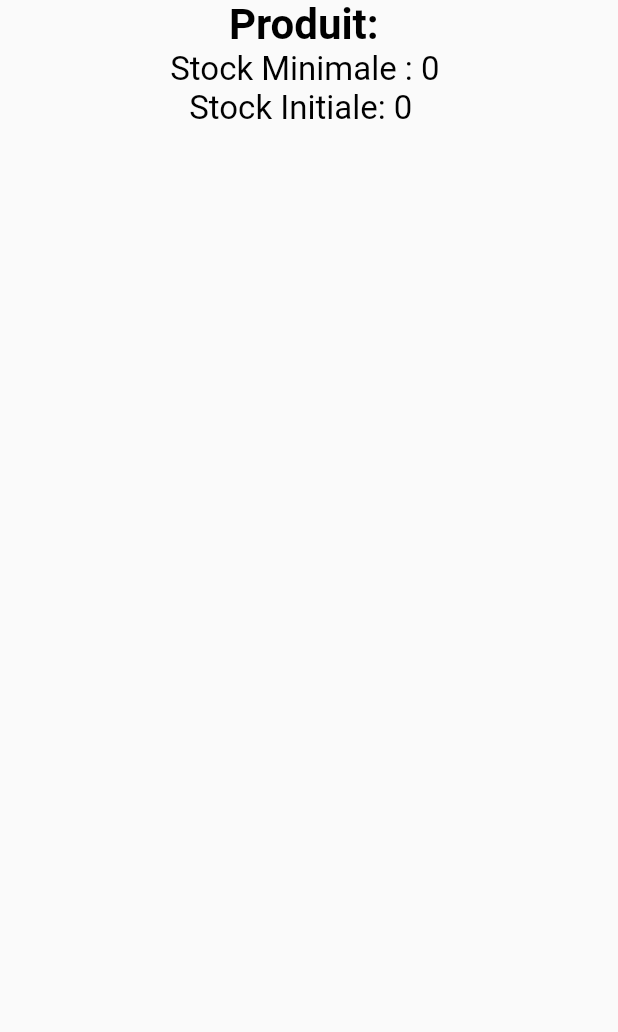
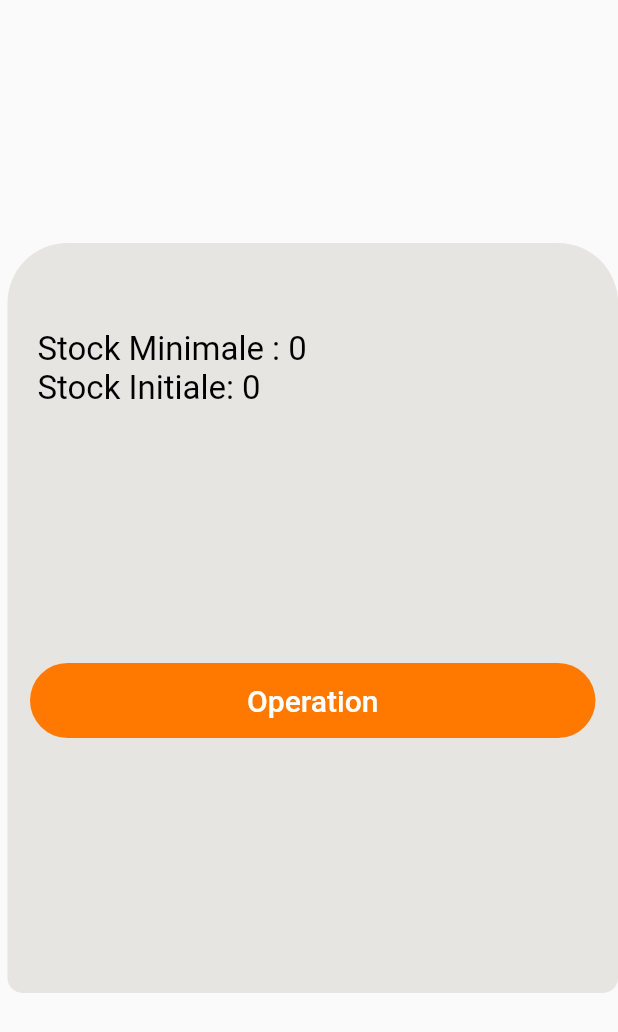
Before and after one commit to Jonlandu/mobile-stock-en-ligne, a Flutter app: the DetailContentWidget widget shown alone on an empty page, opened directly with empty values, on a phone screen of 412 x 824 dp. Shown: the top 1032 px of the screen. Run offline on Flutter 3.47's test engine with Material 2 defaults, Android fonts, the phone set to English and light mode, and no system bars; our stand-ins replace get_storage, hexcolor; accounts and stored records are empty; network calls fail.

Commit message:
fix: mise à jour des pages d'affiche de categorie, article et detials des articles

```diff
--- a/lib/widget/DetailsArticleWidget.dart
+++ b/lib/widget/DetailsArticleWidget.dart
@@ -1,6 +1,9 @@
 import 'package:flutter/material.dart';
+import 'package:path/path.dart' as path;
+import 'package:squelette_mobile_parcours/utils/GlobalColors.dart';
 
 import '../Model/ArticleModel.dart';
+import '../utils/Routes.dart';
 
 class DetailContentWidget extends StatelessWidget {
   ArticleModel detailsartcl;
@@ -9,30 +12,90 @@ class DetailContentWidget extends StatelessWidget {
   @override
   Widget build(BuildContext context) {
     return Center(
+      child: Padding(
+        padding: const EdgeInsets.only(left: 5),
+        child: Container(
+          padding: EdgeInsets.all(15),
+          width: double.infinity,
+          height: 500,
+          decoration: BoxDecoration(
+            color: GlobalColors.greyChamp,
+            borderRadius: BorderRadius.only(
+                topLeft: Radius.circular(40),
+                topRight: Radius.circular(40),
+                bottomLeft: Radius.circular(10),
+                bottomRight: Radius.circular(10)
+            ),
+            boxShadow: [
+              BoxShadow(
+                color: Colors.grey.withOpacity(0),
+                spreadRadius: 5,
+                blurRadius: 7,
+                offset: Offset(0, 3), // changes position of shadow
+              ),
+            ],
+          ),
           child: Column(
-        crossAxisAlignment: CrossAxisAlignment.center,
+            crossAxisAlignment: CrossAxisAlignment.stretch,
             //mainAxisAlignment: MainAxisAlignment.start,
             children: [
               Container(
+                padding: EdgeInsets.only(left: 5),
                 child: Text(
-              "Produit: ${detailsartcl.nomArticle}",
+                  "${detailsartcl.nomArticle}",
                   style: TextStyle(color: Colors.black, fontSize: 28,fontWeight: FontWeight.bold),),
               ),
+              SizedBox(height: 10,),
               Container(
+                padding: EdgeInsets.only(left: 5),
                 child: Text(
                   "Stock Minimale : ${detailsartcl.stockMinimal} ${detailsartcl.unite}" ,
                   style: TextStyle(color: Colors.black, fontSize: 22),),
               ),
               Container(
+                padding: EdgeInsets.only(left: 5),
                 child: Text(
                   "Stock Initiale: ${detailsartcl.stockInitial} ${detailsartcl.unite} ",
                   style: TextStyle(color: Colors.black, fontSize: 22),),
               ),
-          //subtitle: Text("${detailsartcl.descriptionArticle}  ",
-          //style: TextStyle(color: Colors.black, fontSize: 18),),
-          //);
-        ],
+              SizedBox(height: 40,),
+              // Container(
+              //   padding: EdgeInsets.only(left: 5),
+              //   child: Text(
+              //     "Stock Actuel: ${detailsartcl.qte_stock} ${detailsartcl.unite} ",
+              //     style: TextStyle(color: Colors.black, fontSize: 22,fontWeight: FontWeight.bold), ),
+              // ),
+        SizedBox(height: 120,),
+        Container(
+          margin: EdgeInsets.symmetric(vertical: 10,),
+          padding:
+          EdgeInsets.symmetric(horizontal: 20, vertical: 5),
+          width: 250,
+          decoration: BoxDecoration(
+              borderRadius: BorderRadius.circular(29),
+              color: GlobalColors.orange),
+          height: 50,
+          child: Builder(
+              builder: (ctx) {
+                return TextButton(
+                  onPressed: (){
+                    Navigator.pushNamed(context, Routes.CreationMovementRoute);
+                  },
+                  child: Text(
+                    "Operation",
+                    style:
+                    TextStyle(color: Colors.white, fontSize: 20),
                   ),
                 );
               }
+          ),
+        ), ],
+          ),
+        ),
+      ),
+    );
+
+
   }
+
+}
```
Also changed, not shown: lib/pages/DetailsArticlePage.dart (+19 -12 lines), lib/pages/ListArticlePage.dart (+6 -6 lines), lib/pages/ListCategoriePage.dart (+7 -12 lines). Lines whose indentation alone changed are shown as unchanged.
